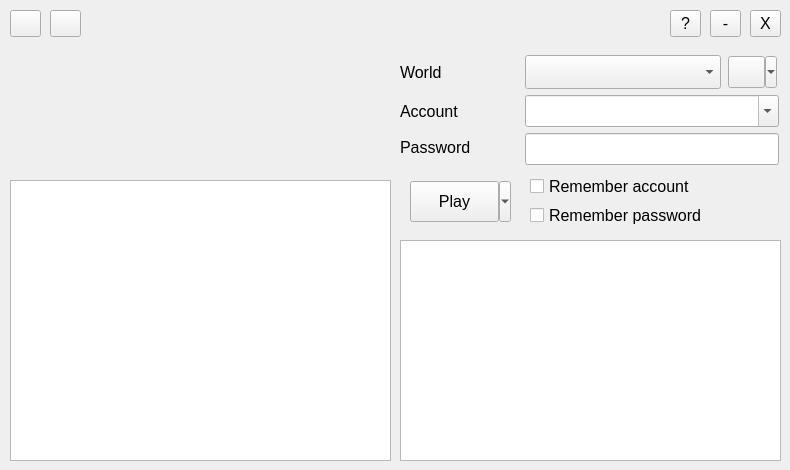
First picture: the form in src/onelauncher/ui/main.ui, repository JuneStepp/OneLauncher, before the edit.
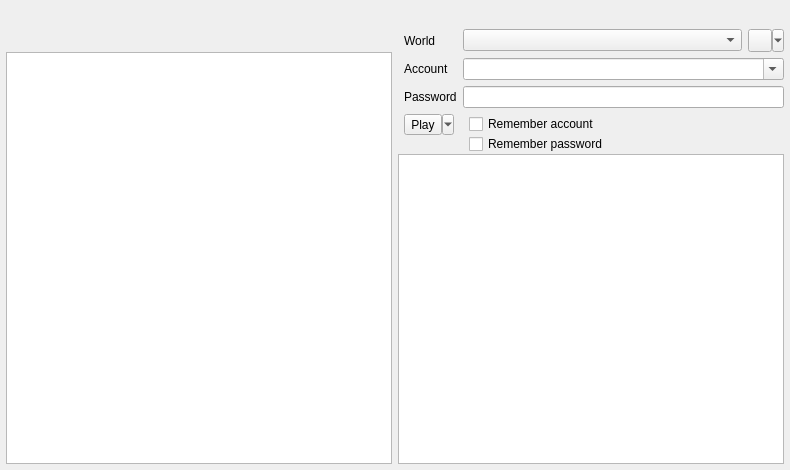
Second picture: the form after the edit. Custom widgets are drawn as their Qt base class.

Commit message: feat: Make windows resizable and reactive to system font and theme changes.

```diff
--- a/src/onelauncher/ui/main.ui
+++ b/src/onelauncher/ui/main.ui
@@ -10,402 +10,394 @@
     <height>470</height>
    </rect>
   </property>
-  <property name="font">
-   <font>
-    <pointsize>12</pointsize>
-   </font>
-  </property>
-  <property name="statusTip">
-   <string/>
-  </property>
-  <property name="whatsThis">
-   <string/>
-  </property>
-  <property name="accessibleName">
-   <string/>
-  </property>
-  <property name="windowFilePath">
-   <string/>
-  </property>
   <property name="unifiedTitleAndToolBarOnMac">
    <bool>false</bool>
   </property>
   <widget class="QWidget" name="centralwidget">
-   <widget class="QLabel" name="lblWorld">
-    <property name="geometry">
-     <rect>
-      <x>400</x>
-      <y>60</y>
-      <width>120</width>
-      <height>24</height>
-     </rect>
+   <layout class="QVBoxLayout" name="verticalLayout_4">
+    <property name="spacing">
+     <number>3</number>
     </property>
-    <property name="font">
-     <font>
-      <pointsize>12</pointsize>
-     </font>
+    <property name="leftMargin">
+     <number>6</number>
     </property>
-    <property name="toolTip">
-     <string>&lt;html&gt;&lt;head/&gt;&lt;body&gt;&lt;p&gt;Game server&lt;/p&gt;&lt;/body&gt;&lt;/html&gt;</string>
+    <property name="topMargin">
+     <number>3</number>
     </property>
-    <property name="text">
-     <string>World</string>
+    <property name="rightMargin">
+     <number>6</number>
     </property>
-   </widget>
-   <widget class="QLabel" name="lblAccount">
-    <property name="geometry">
-     <rect>
-      <x>400</x>
-      <y>99</y>
-      <width>120</width>
-      <height>24</height>
-     </rect>
+    <property name="bottomMargin">
+     <number>6</number>
     </property>
-    <property name="font">
-     <font>
-      <pointsize>12</pointsize>
-     </font>
-    </property>
-    <property name="text">
-     <string>Account</string>
-    </property>
-   </widget>
-   <widget class="QLabel" name="lblPassword">
-    <property name="geometry">
-     <rect>
-      <x>400</x>
-      <y>135</y>
-      <width>120</width>
-      <height>24</height>
-     </rect>
-    </property>
-    <property name="font">
-     <font>
-      <pointsize>12</pointsize>
-     </font>
-    </property>
-    <property name="text">
-     <string>Password</string>
-    </property>
-   </widget>
-   <widget class="QComboBox" name="cboWorld">
-    <property name="geometry">
-     <rect>
-      <x>525</x>
-      <y>55</y>
-      <width>196</width>
-      <height>34</height>
-     </rect>
-    </property>
-    <property name="font">
-     <font>
-      <pointsize>12</pointsize>
-     </font>
-    </property>
-    <property name="toolTip">
-     <string>&lt;html&gt;&lt;head/&gt;&lt;body&gt;&lt;p&gt;Select game server&lt;/p&gt;&lt;/body&gt;&lt;/html&gt;</string>
-    </property>
-   </widget>
-   <widget class="QLineEdit" name="txtPassword">
-    <property name="geometry">
-     <rect>
-      <x>525</x>
-      <y>133</y>
-      <width>254</width>
-      <height>32</height>
-     </rect>
-    </property>
-    <property name="font">
-     <font>
-      <pointsize>12</pointsize>
-     </font>
-    </property>
-    <property name="echoMode">
-     <enum>QLineEdit::Password</enum>
-    </property>
-    <property name="clearButtonEnabled">
-     <bool>true</bool>
-    </property>
-   </widget>
-   <widget class="QLabel" name="imgMain">
-    <property name="geometry">
-     <rect>
-      <x>50</x>
-      <y>40</y>
-      <width>300</width>
-      <height>136</height>
-     </rect>
-    </property>
-    <property name="text">
-     <string/>
-    </property>
-   </widget>
-   <widget class="QToolButton" name="btnLogin">
-    <property name="geometry">
-     <rect>
-      <x>410</x>
-      <y>181</y>
-      <width>101</width>
-      <height>41</height>
-     </rect>
-    </property>
-    <property name="font">
-     <font>
-      <pointsize>12</pointsize>
-     </font>
-    </property>
-    <property name="toolTip">
-     <string>&lt;html&gt;&lt;head/&gt;&lt;body&gt;&lt;p&gt;Start your adventure!&lt;/p&gt;&lt;/body&gt;&lt;/html&gt;</string>
-    </property>
-    <property name="text">
-     <string>Play</string>
-    </property>
-    <property name="popupMode">
-     <enum>QToolButton::MenuButtonPopup</enum>
-    </property>
-   </widget>
-   <widget class="QCheckBox" name="chkSaveAccount">
-    <property name="geometry">
-     <rect>
-      <x>530</x>
-      <y>172</y>
-      <width>260</width>
-      <height>29</height>
-     </rect>
-    </property>
-    <property name="font">
-     <font>
-      <pointsize>12</pointsize>
-     </font>
-    </property>
-    <property name="toolTip">
-     <string>&lt;html&gt;&lt;head/&gt;&lt;body&gt;&lt;p&gt;Save last used world and account name&lt;/p&gt;&lt;/body&gt;&lt;/html&gt;</string>
-    </property>
-    <property name="text">
-     <string>Remember account</string>
-    </property>
-   </widget>
-   <widget class="QTextBrowser" name="txtStatus">
-    <property name="geometry">
-     <rect>
-      <x>400</x>
-      <y>240</y>
-      <width>381</width>
-      <height>221</height>
-     </rect>
-    </property>
-    <property name="font">
-     <font>
-      <pointsize>12</pointsize>
-     </font>
-    </property>
-    <property name="textInteractionFlags">
-     <set>Qt::TextSelectableByMouse</set>
-    </property>
-    <property name="openLinks">
-     <bool>false</bool>
-    </property>
-   </widget>
-   <widget class="QToolButton" name="btnAbout">
-    <property name="geometry">
-     <rect>
-      <x>670</x>
-      <y>10</y>
-      <width>31</width>
-      <height>27</height>
-     </rect>
-    </property>
-    <property name="focusPolicy">
-     <enum>Qt::ClickFocus</enum>
-    </property>
-    <property name="toolTip">
-     <string>&lt;html&gt;&lt;head/&gt;&lt;body&gt;&lt;p&gt;About&lt;/p&gt;&lt;/body&gt;&lt;/html&gt;</string>
-    </property>
-    <property name="text">
-     <string>?</string>
-    </property>
-   </widget>
-   <widget class="QToolButton" name="btnExit">
-    <property name="geometry">
-     <rect>
-      <x>750</x>
-      <y>10</y>
-      <width>31</width>
-      <height>27</height>
-     </rect>
-    </property>
-    <property name="focusPolicy">
-     <enum>Qt::ClickFocus</enum>
-    </property>
-    <property name="toolTip">
-     <string>&lt;html&gt;&lt;head/&gt;&lt;body&gt;&lt;p&gt;Exit&lt;/p&gt;&lt;/body&gt;&lt;/html&gt;</string>
-    </property>
-    <property name="text">
-     <string>X</string>
-    </property>
-   </widget>
-   <widget class="QTextBrowser" name="txtFeed">
-    <property name="geometry">
-     <rect>
-      <x>10</x>
-      <y>180</y>
-      <width>381</width>
-      <height>281</height>
-     </rect>
-    </property>
-    <property name="openExternalLinks">
-     <bool>true</bool>
-    </property>
-    <property name="openLinks">
-     <bool>true</bool>
-    </property>
-   </widget>
-   <widget class="QToolButton" name="btnMinimize">
-    <property name="geometry">
-     <rect>
-      <x>710</x>
-      <y>10</y>
-      <width>31</width>
-      <height>27</height>
-     </rect>
-    </property>
-    <property name="focusPolicy">
-     <enum>Qt::ClickFocus</enum>
-    </property>
-    <property name="toolTip">
-     <string>&lt;html&gt;&lt;head/&gt;&lt;body&gt;&lt;p&gt;Minimize&lt;/p&gt;&lt;/body&gt;&lt;/html&gt;</string>
-    </property>
-    <property name="text">
-     <string>-</string>
-    </property>
-   </widget>
-   <widget class="QToolButton" name="btnSwitchGame">
-    <property name="geometry">
-     <rect>
-      <x>728</x>
-      <y>56</y>
-      <width>49</width>
-      <height>32</height>
-     </rect>
-    </property>
-    <property name="focusPolicy">
-     <enum>Qt::ClickFocus</enum>
-    </property>
-    <property name="toolTip">
-     <string>&lt;html&gt;&lt;head/&gt;&lt;body&gt;&lt;p&gt;Switch game&lt;/p&gt;&lt;/body&gt;&lt;/html&gt;</string>
-    </property>
-    <property name="text">
-     <string/>
-    </property>
-    <property name="iconSize">
-     <size>
-      <width>22</width>
-      <height>22</height>
-     </size>
-    </property>
-    <property name="popupMode">
-     <enum>QToolButton::MenuButtonPopup</enum>
-    </property>
-    <property name="toolButtonStyle">
-     <enum>Qt::ToolButtonIconOnly</enum>
-    </property>
-   </widget>
-   <widget class="QToolButton" name="btnOptions">
-    <property name="geometry">
-     <rect>
-      <x>10</x>
-      <y>10</y>
-      <width>31</width>
-      <height>27</height>
-     </rect>
-    </property>
-    <property name="focusPolicy">
-     <enum>Qt::ClickFocus</enum>
-    </property>
-    <property name="toolTip">
-     <string>&lt;html&gt;&lt;head/&gt;&lt;body&gt;&lt;p&gt;Settings&lt;/p&gt;&lt;/body&gt;&lt;/html&gt;</string>
-    </property>
-    <property name="text">
-     <string/>
-    </property>
-    <property name="autoRaise">
-     <bool>false</bool>
-    </property>
-   </widget>
-   <widget class="QCheckBox" name="chkSavePassword">
-    <property name="geometry">
-     <rect>
-      <x>530</x>
-      <y>201</y>
-      <width>260</width>
-      <height>29</height>
-     </rect>
-    </property>
-    <property name="font">
-     <font>
-      <pointsize>12</pointsize>
-     </font>
-    </property>
-    <property name="toolTip">
-     <string>&lt;html&gt;&lt;head/&gt;&lt;body&gt;&lt;p&gt;Save last used password&lt;/p&gt;&lt;/body&gt;&lt;/html&gt;</string>
-    </property>
-    <property name="text">
-     <string>Remember password</string>
-    </property>
-   </widget>
-   <widget class="QToolButton" name="btnAddonManager">
-    <property name="geometry">
-     <rect>
-      <x>50</x>
-      <y>10</y>
-      <width>31</width>
-      <height>27</height>
-     </rect>
-    </property>
-    <property name="focusPolicy">
-     <enum>Qt::ClickFocus</enum>
-    </property>
-    <property name="toolTip">
-     <string>&lt;html&gt;&lt;head/&gt;&lt;body&gt;&lt;p&gt;Addon manager&lt;/p&gt;&lt;/body&gt;&lt;/html&gt;</string>
-    </property>
-    <property name="text">
-     <string/>
-    </property>
-   </widget>
-   <widget class="QComboBox" name="cboAccount">
-    <property name="geometry">
-     <rect>
-      <x>525</x>
-      <y>95</y>
-      <width>254</width>
-      <height>32</height>
-     </rect>
-    </property>
-    <property name="editable">
-     <bool>true</bool>
-    </property>
-    <property name="insertPolicy">
-     <enum>QComboBox::NoInsert</enum>
-    </property>
-   </widget>
-   <zorder>lblWorld</zorder>
-   <zorder>lblAccount</zorder>
-   <zorder>lblPassword</zorder>
-   <zorder>cboWorld</zorder>
-   <zorder>txtPassword</zorder>
-   <zorder>imgMain</zorder>
-   <zorder>btnLogin</zorder>
-   <zorder>chkSaveAccount</zorder>
-   <zorder>txtStatus</zorder>
-   <zorder>btnAbout</zorder>
-   <zorder>btnExit</zorder>
-   <zorder>txtFeed</zorder>
-   <zorder>btnMinimize</zorder>
-   <zorder>btnSwitchGame</zorder>
-   <zorder>chkSavePassword</zorder>
-   <zorder>btnAddonManager</zorder>
-   <zorder>cboAccount</zorder>
-   <zorder>btnOptions</zorder>
+    <item>
+     <layout class="QHBoxLayout" name="layoutTopButtons">
+      <property name="spacing">
+       <number>2</number>
+      </property>
+      <property name="leftMargin">
+       <number>0</number>
+      </property>
+      <property name="topMargin">
+       <number>0</number>
+      </property>
+      <property name="rightMargin">
+       <number>0</number>
+      </property>
+      <property name="bottomMargin">
+       <number>0</number>
+      </property>
+      <item>
+       <widget class="NoOddSizesQToolButton" name="btnOptions">
+        <property name="focusPolicy">
+         <enum>Qt::FocusPolicy::ClickFocus</enum>
+        </property>
+        <property name="toolTip">
+         <string>Settings</string>
+        </property>
+        <property name="autoRaise">
+         <bool>true</bool>
+        </property>
+        <property name="qssClass" stdset="0">
+         <stringlist>
+          <string>icon-lg</string>
+         </stringlist>
+        </property>
+       </widget>
+      </item>
+      <item>
+       <widget class="NoOddSizesQToolButton" name="btnAddonManager">
+        <property name="focusPolicy">
+         <enum>Qt::FocusPolicy::ClickFocus</enum>
+        </property>
+        <property name="toolTip">
+         <string>Addon manager</string>
+        </property>
+        <property name="autoRaise">
+         <bool>true</bool>
+        </property>
+        <property name="qssClass" stdset="0">
+         <stringlist>
+          <string>icon-lg</string>
+         </stringlist>
+        </property>
+       </widget>
+      </item>
+      <item>
+       <spacer name="horizontalSpacer">
+        <property name="orientation">
+         <enum>Qt::Orientation::Horizontal</enum>
+        </property>
+        <property name="sizeHint" stdset="0">
+         <size>
+          <width>40</width>
+          <height>20</height>
+         </size>
+        </property>
+       </spacer>
+      </item>
+      <item>
+       <widget class="NoOddSizesQToolButton" name="btnAbout">
+        <property name="sizePolicy">
+         <sizepolicy hsizetype="Fixed" vsizetype="Fixed">
+          <horstretch>0</horstretch>
+          <verstretch>0</verstretch>
+         </sizepolicy>
+        </property>
+        <property name="focusPolicy">
+         <enum>Qt::FocusPolicy::ClickFocus</enum>
+        </property>
+        <property name="toolTip">
+         <string>About</string>
+        </property>
+        <property name="autoRaise">
+         <bool>true</bool>
+        </property>
+        <property name="qssClass" stdset="0">
+         <stringlist>
+          <string>icon-lg</string>
+         </stringlist>
+        </property>
+       </widget>
+      </item>
+      <item>
+       <widget class="NoOddSizesQToolButton" name="btnMinimize">
+        <property name="focusPolicy">
+         <enum>Qt::FocusPolicy::ClickFocus</enum>
+        </property>
+        <property name="toolTip">
+         <string>Minimize</string>
+        </property>
+        <property name="autoRaise">
+         <bool>true</bool>
+        </property>
+        <property name="qssClass" stdset="0">
+         <stringlist>
+          <string>icon-lg</string>
+         </stringlist>
+        </property>
+       </widget>
+      </item>
+      <item>
+       <widget class="NoOddSizesQToolButton" name="btnExit">
+        <property name="focusPolicy">
+         <enum>Qt::FocusPolicy::ClickFocus</enum>
+        </property>
+        <property name="toolTip">
+         <string>Exit</string>
+        </property>
+        <property name="autoRaise">
+         <bool>true</bool>
+        </property>
+        <property name="qssClass" stdset="0">
+         <stringlist>
+          <string>icon-lg</string>
+         </stringlist>
+        </property>
+       </widget>
+      </item>
+     </layout>
+    </item>
+    <item>
+     <layout class="QHBoxLayout" name="horizontalLayout_4">
+      <property name="spacing">
+       <number>6</number>
+      </property>
+      <property name="leftMargin">
+       <number>0</number>
+      </property>
+      <property name="topMargin">
+       <number>0</number>
+      </property>
+      <property name="rightMargin">
+       <number>0</number>
+      </property>
+      <property name="bottomMargin">
+       <number>0</number>
+      </property>
+      <item>
+       <layout class="QVBoxLayout" name="verticalLayout_3">
+        <property name="spacing">
+         <number>9</number>
+        </property>
+        <item>
+         <widget class="QLabel" name="imgGameBanner">
+          <property name="scaledContents">
+           <bool>false</bool>
+          </property>
+          <property name="alignment">
+           <set>Qt::AlignmentFlag::AlignCenter</set>
+          </property>
+         </widget>
+        </item>
+        <item>
+         <widget class="GameNewsfeedBrowser" name="txtFeed">
+          <property name="sizePolicy">
+           <sizepolicy hsizetype="Expanding" vsizetype="Expanding">
+            <horstretch>1</horstretch>
+            <verstretch>2</verstretch>
+           </sizepolicy>
+          </property>
+          <property name="openExternalLinks">
+           <bool>true</bool>
+          </property>
+          <property name="openLinks">
+           <bool>true</bool>
+          </property>
+         </widget>
+        </item>
+       </layout>
+      </item>
+      <item>
+       <layout class="QVBoxLayout" name="verticalLayout_2">
+        <property name="spacing">
+         <number>0</number>
+        </property>
+        <item>
+         <widget class="QWidget" name="widgetLogin" native="true">
+          <layout class="QFormLayout" name="layoutLogin">
+           <property name="horizontalSpacing">
+            <number>6</number>
+           </property>
+           <property name="verticalSpacing">
+            <number>6</number>
+           </property>
+           <property name="leftMargin">
+            <number>6</number>
+           </property>
+           <item row="0" column="0">
+            <widget class="QLabel" name="lblWorld">
+             <property name="toolTip">
+              <string>Game server</string>
+             </property>
+             <property name="text">
+              <string>World</string>
+             </property>
+            </widget>
+           </item>
+           <item row="0" column="1">
+            <layout class="QHBoxLayout" name="horizontalLayout">
+             <property name="spacing">
+              <number>6</number>
+             </property>
+             <item>
+              <widget class="QComboBox" name="cboWorld">
+               <property name="toolTip">
+                <string>Select game server</string>
+               </property>
+              </widget>
+             </item>
+             <item>
+              <widget class="QToolButton" name="btnSwitchGame">
+               <property name="focusPolicy">
+                <enum>Qt::FocusPolicy::ClickFocus</enum>
+               </property>
+               <property name="toolTip">
+                <string>Switch game</string>
+               </property>
+               <property name="popupMode">
+                <enum>QToolButton::ToolButtonPopupMode::MenuButtonPopup</enum>
+               </property>
+               <property name="toolButtonStyle">
+                <enum>Qt::ToolButtonStyle::ToolButtonIconOnly</enum>
+               </property>
+               <property name="qssClass" stdset="0">
+                <stringlist>
+                 <string>icon-xl</string>
+                </stringlist>
+               </property>
+              </widget>
+             </item>
+            </layout>
+           </item>
+           <item row="1" column="0">
+            <widget class="QLabel" name="lblAccount">
+             <property name="text">
+              <string>Account</string>
+             </property>
+            </widget>
+           </item>
+           <item row="1" column="1">
+            <widget class="QComboBox" name="cboAccount">
+             <property name="editable">
+              <bool>true</bool>
+             </property>
+             <property name="insertPolicy">
+              <enum>QComboBox::InsertPolicy::NoInsert</enum>
+             </property>
+            </widget>
+           </item>
+           <item row="2" column="0">
+            <widget class="QLabel" name="lblPassword">
+             <property name="text">
+              <string>Password</string>
+             </property>
+            </widget>
+           </item>
+           <item row="2" column="1">
+            <widget class="QLineEdit" name="txtPassword">
+             <property name="echoMode">
+              <enum>QLineEdit::EchoMode::Password</enum>
+             </property>
+             <property name="clearButtonEnabled">
+              <bool>true</bool>
+             </property>
+            </widget>
+           </item>
+           <item row="5" column="0">
+            <widget class="QToolButton" name="btnLogin">
+             <property name="toolTip">
+              <string>Start your adventure!</string>
+             </property>
+             <property name="text">
+              <string>Play</string>
+             </property>
+             <property name="popupMode">
+              <enum>QToolButton::ToolButtonPopupMode::MenuButtonPopup</enum>
+             </property>
+             <property name="qssClass" stdset="0">
+              <stringlist>
+               <string>text-xl</string>
+               <string>px-3.5</string>
+               <string>py-2</string>
+               <string>m-2</string>
+              </stringlist>
+             </property>
+            </widget>
+           </item>
+           <item row="5" column="1">
+            <layout class="QVBoxLayout" name="verticalLayout">
+             <property name="spacing">
+              <number>0</number>
+             </property>
+             <property name="sizeConstraint">
+              <enum>QLayout::SizeConstraint::SetFixedSize</enum>
+             </property>
+             <property name="leftMargin">
+              <number>6</number>
+             </property>
+             <item alignment="Qt::AlignmentFlag::AlignTop">
+              <widget class="QCheckBox" name="chkSaveAccount">
+               <property name="toolTip">
+                <string>Save last used world and account name</string>
+               </property>
+               <property name="text">
+                <string>Remember account</string>
+               </property>
+              </widget>
+             </item>
+             <item alignment="Qt::AlignmentFlag::AlignTop">
+              <widget class="QCheckBox" name="chkSavePassword">
+               <property name="toolTip">
+                <string>Save last used password</string>
+               </property>
+               <property name="text">
+                <string>Remember password</string>
+               </property>
+              </widget>
+             </item>
+             <item>
+              <spacer name="verticalSpacer">
+               <property name="orientation">
+                <enum>Qt::Orientation::Vertical</enum>
+               </property>
+               <property name="sizeType">
+                <enum>QSizePolicy::Policy::Expanding</enum>
+               </property>
+               <property name="sizeHint" stdset="0">
+                <size>
+                 <width>0</width>
+                 <height>0</height>
+                </size>
+               </property>
+              </spacer>
+             </item>
+            </layout>
+           </item>
+          </layout>
+         </widget>
+        </item>
+        <item>
+         <widget class="QTextBrowser" name="txtStatus">
+          <property name="sizePolicy">
+           <sizepolicy hsizetype="Expanding" vsizetype="Expanding">
+            <horstretch>0</horstretch>
+            <verstretch>1</verstretch>
+           </sizepolicy>
+          </property>
+          <property name="textInteractionFlags">
+           <set>Qt::TextInteractionFlag::TextSelectableByMouse</set>
+          </property>
+          <property name="openLinks">
+           <bool>false</bool>
+          </property>
+         </widget>
+        </item>
+       </layout>
+      </item>
+     </layout>
+    </item>
+   </layout>
   </widget>
   <action name="actionPatch">
    <property name="text">
@@ -434,6 +426,31 @@
    </property>
   </action>
  </widget>
+ <layoutdefault spacing="0" margin="0"/>
+ <customwidgets>
+  <customwidget>
+   <class>QMainWindowWithStylePreview</class>
+   <extends>QMainWindow</extends>
+   <header>.qtdesigner.custom_widgets</header>
+   <container>1</container>
+  </customwidget>
+  <customwidget>
+   <class>FramelessQMainWindowWithStylePreview</class>
+   <extends>QMainWindowWithStylePreview</extends>
+   <header>.custom_widgets</header>
+   <container>1</container>
+  </customwidget>
+  <customwidget>
+   <class>GameNewsfeedBrowser</class>
+   <extends>QTextBrowser</extends>
+   <header>.custom_widgets</header>
+  </customwidget>
+  <customwidget>
+   <class>NoOddSizesQToolButton</class>
+   <extends>QToolButton</extends>
+   <header>.custom_widgets</header>
+  </customwidget>
+ </customwidgets>
  <tabstops>
   <tabstop>cboWorld</tabstop>
   <tabstop>cboAccount</tabstop>
```
Left out of the diff: 8 changed lines with no effect on the pictures. The commit also changes 32 other files.
